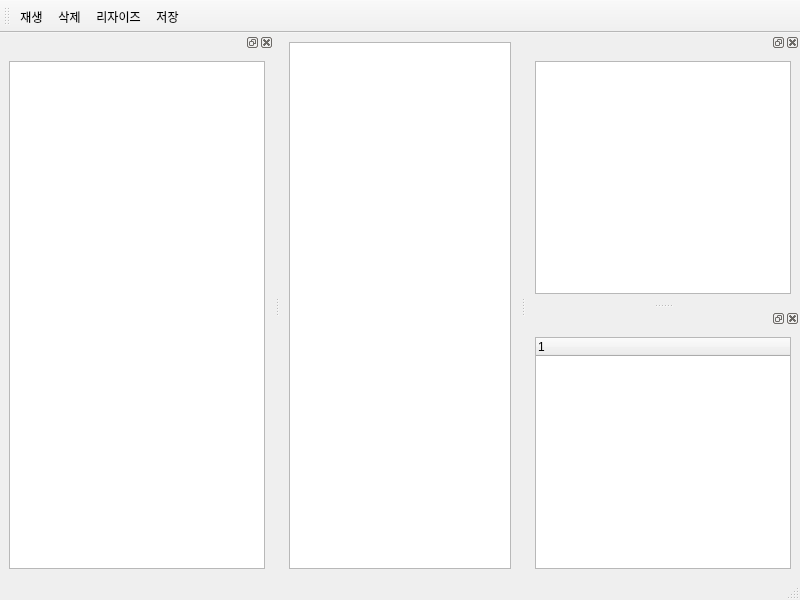
Kumazuma/QTWebpCam, file edit/editwindow.ui: the form before one commit.
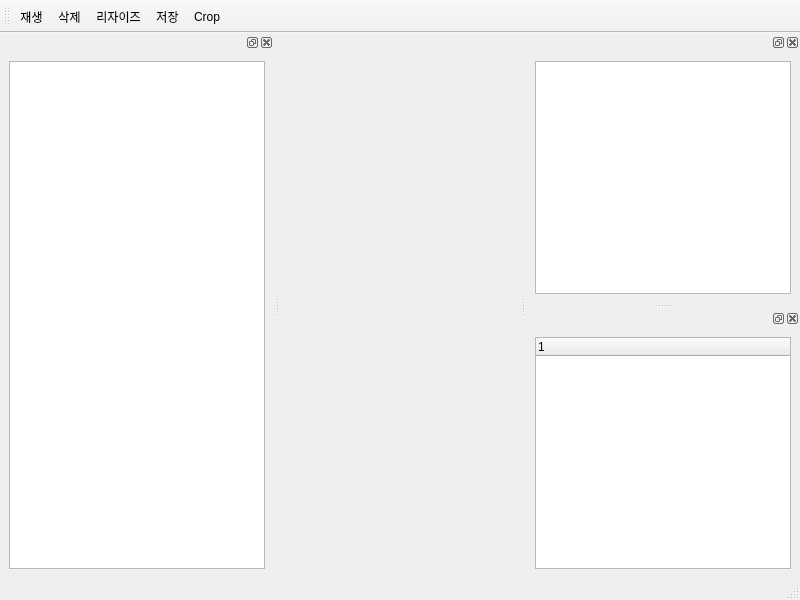
The form after the commit. Icons and pictures are not drawn.

Commit message: Crop 기능 완전 구현, 이미지 폭넓이가 홀수일때 에러 수정

```diff
--- a/edit/editwindow.ui
+++ b/edit/editwindow.ui
@@ -20,11 +20,7 @@
    <bool>true</bool>
   </property>
   <widget class="QWidget" name="centralwidget">
-   <layout class="QVBoxLayout" name="verticalLayout_2">
-    <item>
-     <widget class="QGraphicsView" name="graphicsView"/>
-    </item>
-   </layout>
+   <layout class="QVBoxLayout" name="verticalLayout_2"/>
   </widget>
   <widget class="QMenuBar" name="menubar">
    <property name="geometry">
@@ -63,6 +59,7 @@
    <addaction name="actionDelete"/>
    <addaction name="actionResize"/>
    <addaction name="actionSave"/>
+   <addaction name="actionCrop"/>
   </widget>
   <widget class="QDockWidget" name="dockWidget_2">
    <attribute name="dockWidgetArea">
@@ -146,6 +143,15 @@
     <string>저장</string>
    </property>
   </action>
+  <action name="actionCrop">
+   <property name="icon">
+    <iconset resource="../resource/icons.qrc">
+     <normaloff>:/resource/crop.svg</normaloff>:/resource/crop.svg</iconset>
+   </property>
+   <property name="text">
+    <string>Crop</string>
+   </property>
+  </action>
  </widget>
  <resources>
   <include location="../resource/icons.qrc"/>
```
The commit also changes 15 other files.
